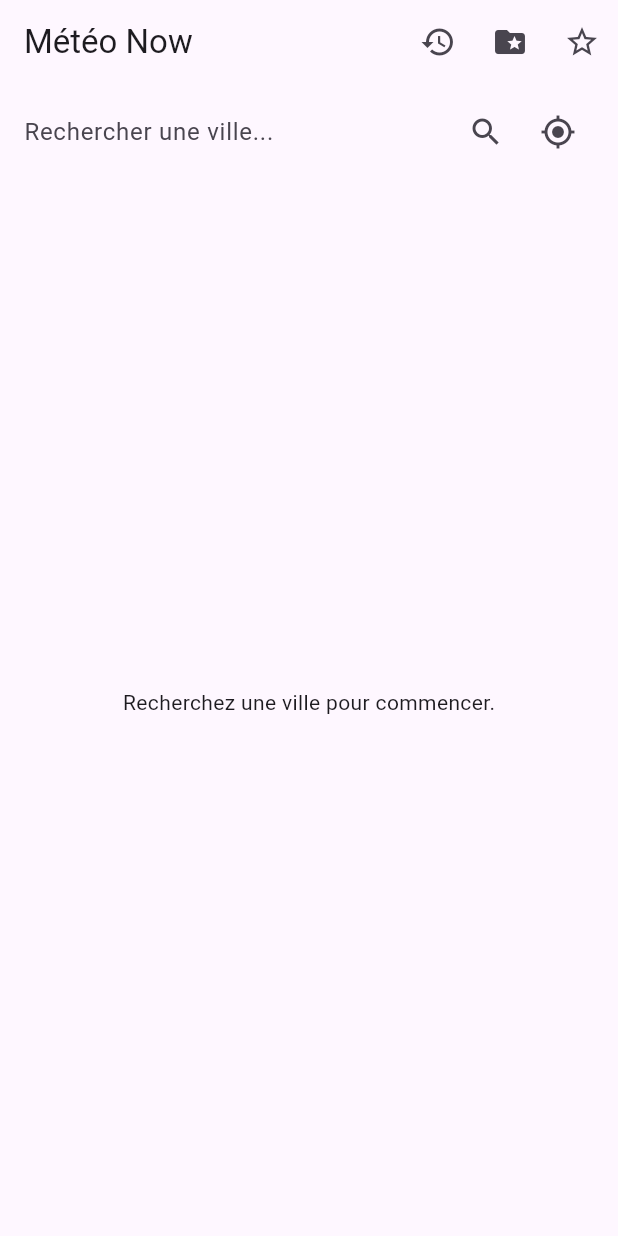
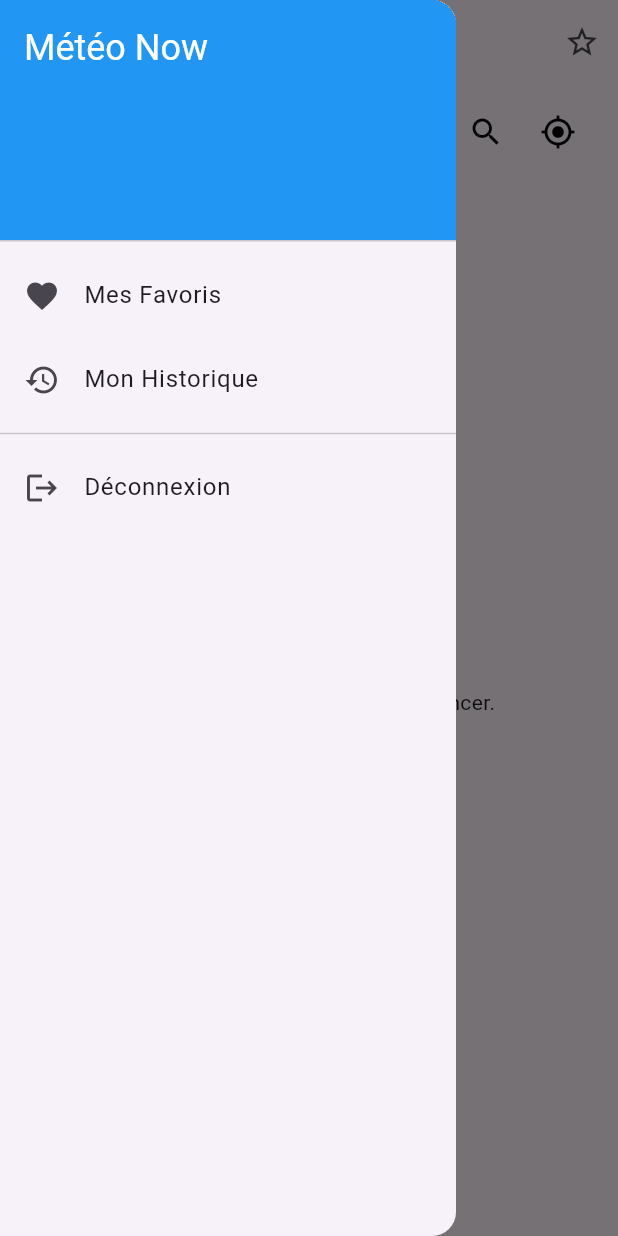
Before and after one commit to aazdagabde/flutter_Weather_app, a Flutter app: the HomeScreen screen opened directly, with the side drawer open (before the commit the screen has no drawer), on a phone screen of 412 x 824 dp. Run offline on Flutter 3.47's test engine with Material 3 defaults, Android fonts, the phone set to English and light mode, and no system bars; our stand-ins replace geocoding, geolocator, shared_preferences; accounts and stored records are empty; network calls fail.

Commit message:
version amiliorer

```diff
--- a/lib/features/weather/screens/home_screen.dart
+++ b/lib/features/weather/screens/home_screen.dart
@@ -8,6 +8,7 @@ import '../../history/providers/history_provider.dart';
 import '../providers/weather_provider.dart';
 
 // Screens
+import '../../auth/screens/splash_screen.dart';
 import '../../favorites/screens/favorites_screen.dart';
 import '../../history/screens/history_screen.dart';
 
@@ -54,28 +55,8 @@ class _HomeScreenState extends State<HomeScreen> {
     return Scaffold(
       appBar: AppBar(
         title: const Text("Météo Now"),
+        // --- LA SECTION "ACTIONS" EST DE RETOUR ---
         actions: [
-          IconButton(
-            icon: const Icon(Icons.history),
-            tooltip: "Voir l'historique",
-            onPressed: () {
-              Navigator.push(
-                context,
-                MaterialPageRoute(builder: (context) => const HistoryScreen()),
-              );
-            },
-          ),
-          IconButton(
-            icon: const Icon(Icons.folder_special),
-            tooltip: "Voir les favoris",
-            onPressed: () {
-              Navigator.push(
-                context,
-                MaterialPageRoute(
-                    builder: (context) => const FavoritesScreen()),
-              );
-            },
-          ),
           Consumer2<FavoritesProvider, WeatherProvider>(
             builder: (context, favoritesProvider, weatherProvider, child) {
               if (weatherProvider.currentCity.isEmpty) {
@@ -109,7 +90,9 @@ class _HomeScreenState extends State<HomeScreen> {
                     decoration: const InputDecoration(
                       hintText: "Rechercher une ville...",
                       border: InputBorder.none,
+                      hintStyle: TextStyle(color: Colors.black),
                     ),
+                    style: const TextStyle(color: Colors.black87),
                     onSubmitted: (value) {
                       if (value.isNotEmpty && userId != null) {
                         Provider.of<WeatherProvider>(context, listen: false)
@@ -120,7 +103,7 @@ class _HomeScreenState extends State<HomeScreen> {
                   ),
                 ),
                 IconButton(
-                  icon: const Icon(Icons.search),
+                  icon: const Icon(Icons.search, color: Colors.black),
                   onPressed: () {
                     if (_searchController.text.isNotEmpty && userId != null) {
                       Provider.of<WeatherProvider>(context, listen: false)
@@ -130,7 +113,7 @@ class _HomeScreenState extends State<HomeScreen> {
                   },
                 ),
                 IconButton(
-                  icon: const Icon(Icons.my_location),
+                  icon: const Icon(Icons.my_location, color: Colors.black),
                   tooltip: "Météo de ma position",
                   onPressed: () {
                     if (userId != null) {
@@ -143,6 +126,60 @@ class _HomeScreenState extends State<HomeScreen> {
               ],
             ),
           ),
+        ),
+      ),
+      drawer: Drawer(
+        child: ListView(
+          padding: EdgeInsets.zero,
+          children: [
+            DrawerHeader(
+              decoration: const BoxDecoration(color: Colors.blue),
+              child: Text(
+                'Météo Now',
+                style: Theme.of(context)
+                    .textTheme
+                    .headlineSmall
+                    ?.copyWith(color: Colors.white),
+              ),
+            ),
+            ListTile(
+              leading: const Icon(Icons.favorite),
+              title: const Text('Mes Favoris'),
+              onTap: () {
+                Navigator.pop(context);
+                Navigator.push(
+                    context,
+                    MaterialPageRoute(
+                        builder: (context) => const FavoritesScreen()));
+              },
+            ),
+            ListTile(
+              leading: const Icon(Icons.history),
+              title: const Text('Mon Historique'),
+              onTap: () {
+                Navigator.pop(context);
+                Navigator.push(
+                    context,
+                    MaterialPageRoute(
+                        builder: (context) => const HistoryScreen()));
+              },
+            ),
+            const Divider(),
+            ListTile(
+              leading: const Icon(Icons.logout),
+              title: const Text('Déconnexion'),
+              onTap: () async {
+                await Provider.of<AuthProvider>(context, listen: false)
+                    .logout();
+                if (mounted) {
+                  Navigator.of(context).pushAndRemoveUntil(
+                      MaterialPageRoute(
+                          builder: (context) => const SplashScreen()),
+                      (route) => false);
+                }
+              },
+            ),
+          ],
         ),
       ),
       body: Consumer<WeatherProvider>(
--- a/lib/main.dart
+++ b/lib/main.dart
@@ -4,12 +4,14 @@ import 'package:provider/provider.dart';
 // --- Importer vos futurs fichiers ---
 // Providers
 import 'features/auth/providers/auth_provider.dart';
+
 import 'features/weather/providers/weather_provider.dart';
 import 'features/favorites/providers/favorites_provider.dart';
 import 'features/history/providers/history_provider.dart';
 
 // Premier écran
-import 'features/auth/screens/login_screen.dart';
+//import 'features/auth/screens/login_screen.dart';
+import 'features/auth/screens/splash_screen.dart';
 
 void main() {
   runApp(
@@ -39,7 +41,7 @@ class MyApp extends StatelessWidget {
         visualDensity: VisualDensity.adaptivePlatformDensity,
       ),
       // L'écran de départ de votre application
-      home: const LoginScreen(),
+      home: const SplashScreen(),
       debugShowCheckedModeBanner: false,
     );
   }
--- a/pubspec.yaml
+++ b/pubspec.yaml
@@ -34,6 +34,7 @@ dependencies:
   http: ^1.0.0
   geolocator: ^10.0.0
   geocoding: ^2.1.0
+  shared_preferences: ^2.2.0
 
   # The following adds the Cupertino Icons font to your application.
   # Use with the CupertinoIcons class for iOS style icons.
```
Also changed, not shown: lib/features/auth/providers/auth_provider.dart (+30 -0 lines), lib/features/auth/screens/splash_screen.dart (added, +28 -0 lines), pubspec.lock, 1 other file.
